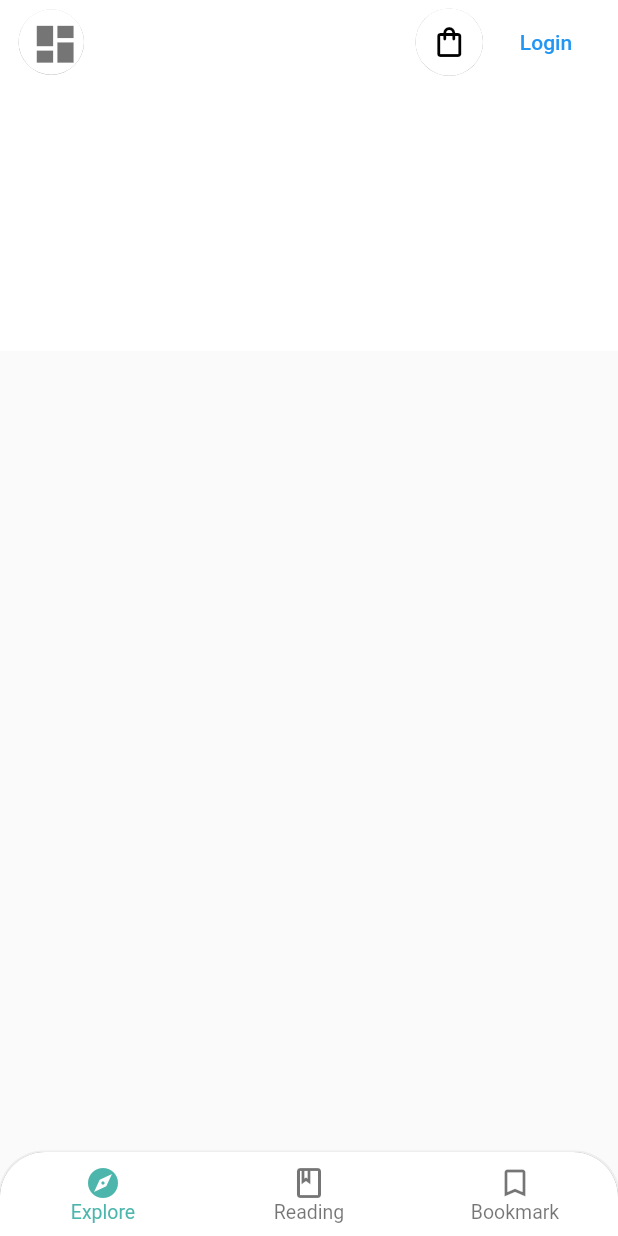
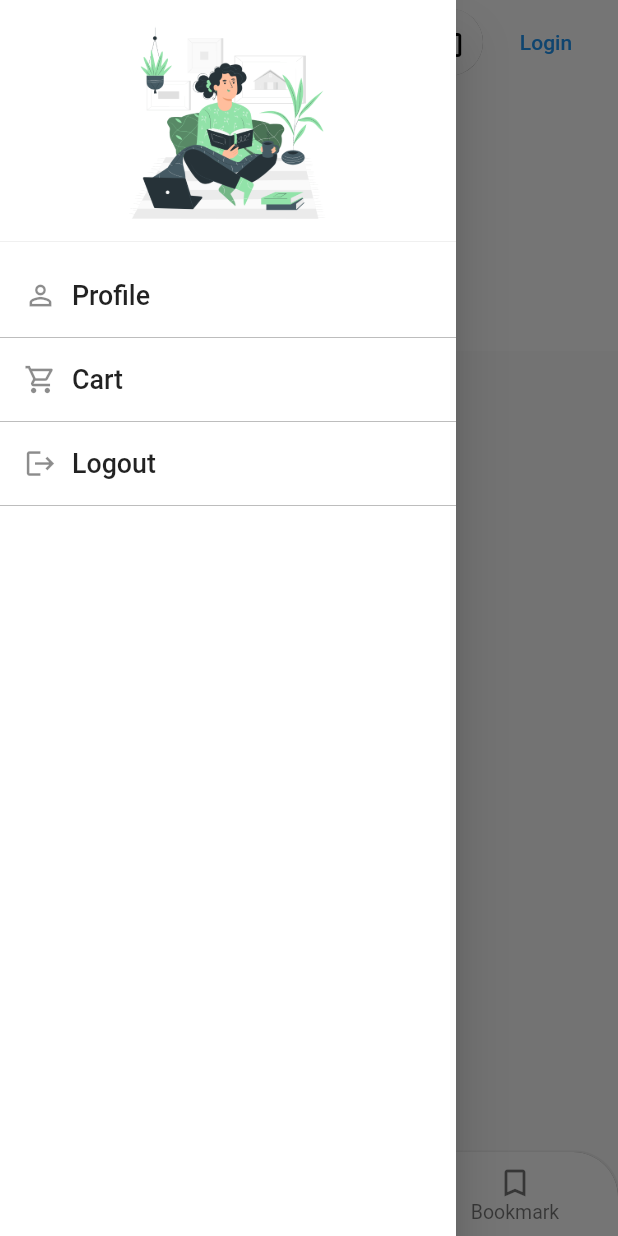
Before and after one commit to codevirtss/growbymargin, a Flutter app: the screen it shows after launch, after a tap on the "dashboard" icon, on a phone screen of 412 x 824 dp. Run offline on Flutter 3.47's test engine with Material 2 defaults, Android fonts, the phone set to English and light mode, and no system bars; drawn by our look-alikes of carousel_slider; our stand-ins replace cloud_firestore, eva_icons_flutter, firebase_auth, firebase_core, firebase_database, google_fonts and 3 more; missing offline and left inert: epub_viewer; accounts and stored records are empty; Roboto replaces fonts that are missing (Prompt).

Commit message:
drawer, logout

```diff
--- a/lib/Screens/home.dart
+++ b/lib/Screens/home.dart
@@ -1,20 +1,17 @@
 import 'package:firebase_auth/firebase_auth.dart';
 import 'package:cloud_firestore/cloud_firestore.dart';
-//import 'package:firebase_core/firebase_core.dart';
 import 'package:flutter/material.dart';
 import 'package:flutter/cupertino.dart';
 import 'package:google_fonts/google_fonts.dart';
 import 'package:growbymargin/Screens/bookdetail.dart';
 import 'package:growbymargin/Screens/bottomNavBar.dart';
-import 'package:growbymargin/Screens/morebook.dart';
 import 'package:growbymargin/Screens/onboard.dart';
+import 'package:growbymargin/Screens/sidebar.dart';
 import 'package:growbymargin/helper/authentication.dart';
 import 'package:page_transition/page_transition.dart';
 import 'package:sizer/sizer.dart';
 import 'package:carousel_slider/carousel_slider.dart';
 import 'package:url_launcher/url_launcher.dart';
-//import 'package:percent_indicator/circular_percent_indicator.dart';
-//import 'package:sliding_up_panel/sliding_up_panel.dart';
 
 class Home extends StatefulWidget {
   @override
@@ -48,9 +45,11 @@ class _HomeState extends State<Home> {
     //final List<String> id=List.generate(length, (index) => null)
     return Scaffold(
       backgroundColor: Colors.grey[50],
+      drawer: TheDrawer(),
       appBar: AppBar(
         elevation: 0.0,
-        leading: Container(
+        leading: Builder(
+          builder: (context)=> Container(
             width: 56,
             height: 56,
             margin: EdgeInsets.only(top: 5, bottom: 5, left: 3.w),
@@ -62,13 +61,15 @@ class _HomeState extends State<Home> {
                 ]),
             child: IconButton(
                 onPressed: () {
-                authenticationHelper.signOut();
+                  //authenticationHelper.signOut();
+                  Scaffold.of(context).openDrawer();
                 },
                 icon: Icon(
                   Icons.dashboard,
                   color: Colors.black54,
                   size: 8.w,
                 )),
+          ),
         ),
         title: Row(
           mainAxisAlignment: MainAxisAlignment.end,
--- /dev/null
+++ b/lib/Screens/sidebar.dart
@@ -0,0 +1,79 @@
+import 'package:flutter/material.dart';
+import 'package:flutter/cupertino.dart';
+import 'package:google_fonts/google_fonts.dart';
+import 'package:growbymargin/helper/authentication.dart';
+import 'package:sizer/sizer.dart';
+
+
+class TheDrawer extends StatefulWidget {
+
+  @override
+  TheDrawerState createState() => TheDrawerState();
+}
+
+class TheDrawerState extends State<TheDrawer>{
+  AuthenticationHelper authenticationHelper = AuthenticationHelper();
+  @override
+  Widget build(BuildContext context) {
+    return Drawer(
+      child: Container(
+        color: Colors.white,
+        child: ListView(
+          padding: EdgeInsets.zero,
+          children: <Widget>[
+            DrawerHeader(
+              decoration: BoxDecoration(
+                  color: Colors.white,
+                  //boxShadow: [BoxShadow(color: Colors.grey,offset: Offset(0.0,0.1))]
+              ),
+              child: CircleAvatar(
+                    child: Image.asset('assets/Images/reading.gif')
+                  ),
+            ),
+            ListTile(
+              onTap: (){
+                //authenticationHelper.signOut();
+              },
+              title: Row(
+                  children: <Widget>[
+                    Icon(Icons.person_outline,size: 16.sp,),
+                    SizedBox(width: 10,),
+                    Text('Profile',style: GoogleFonts.prompt(textStyle: TextStyle(fontWeight: FontWeight.w500,fontSize: 13.sp)),)
+                  ]
+              ),
+            ),
+            Divider(color: Colors.black26,height: 0,),
+            ListTile(
+              onTap: (){
+                authenticationHelper.signOut();
+              },
+              title: Row(
+                  children: <Widget>[
+                    Icon(Icons.shopping_cart_outlined,size: 16.sp,),
+                    SizedBox(width: 10,),
+                    Text('Cart',style: GoogleFonts.prompt(textStyle: TextStyle(fontWeight: FontWeight.w500,fontSize: 13.sp)),)
+                  ]
+              ),
+            ),
+            Divider(color: Colors.black26,height: 0,),
+            ListTile(
+              onTap: (){
+                authenticationHelper.signOut();
+                Scaffold.of(context).openEndDrawer();
+              },
+              title: Row(
+                  children: <Widget>[
+                    Icon(Icons.logout,size: 16.sp,),
+                    SizedBox(width: 10,),
+                    Text('Logout',style: GoogleFonts.prompt(textStyle: TextStyle(fontWeight: FontWeight.w500,fontSize: 13.sp)),)
+                  ]
+              ),
+            ),
+            Divider(color: Colors.black26,height: 0,),
+          ],
+        ),
+      ),
+    );
+  }
+
+}
--- a/pubspec.yaml
+++ b/pubspec.yaml
@@ -40,6 +40,7 @@ dependencies:
   epub_viewer: ^0.2.2
   webview_flutter: ^2.0.10
   share: ^2.0.4
+  flutter_advanced_drawer: ^1.2.3
 
 dev_dependencies:
   flutter_test:
```
Also changed, not shown: pubspec.lock. Lines whose indentation alone changed are shown as unchanged.
